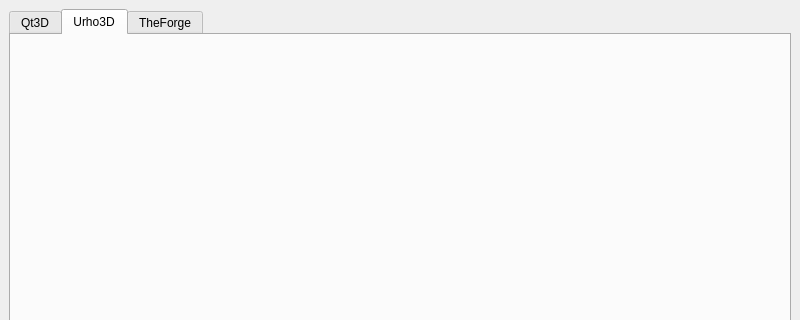
Old version of the form src/mainwindow.ui in the repository efedo/Abstractorizer; both pictures show x 0 to 800 and y 0 to 320 of the 800 by 600 pixel window.
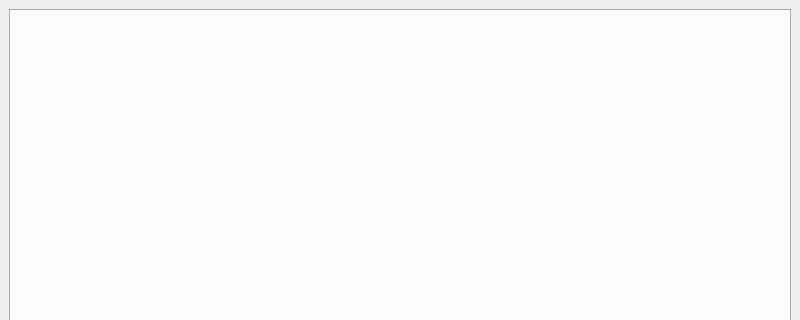
New version of the form.

Commit message: Next up: Urho3d

Patch:
```diff
--- a/src/mainwindow.ui
+++ b/src/mainwindow.ui
@@ -20,21 +20,6 @@
       <property name="currentIndex">
        <number>1</number>
       </property>
-      <widget class="QWidget" name="tab_Qt3D">
-       <attribute name="title">
-        <string>Qt3D</string>
-       </attribute>
-      </widget>
-      <widget class="QWidget" name="tab_Urho3D">
-       <attribute name="title">
-        <string>Urho3D</string>
-       </attribute>
-      </widget>
-      <widget class="QWidget" name="tab_TheForge">
-       <attribute name="title">
-        <string>TheForge</string>
-       </attribute>
-      </widget>
      </widget>
     </item>
    </layout>
```
Left out of the diff: 2 changed lines with no effect on the pictures. The commit also changes 59 other files.
